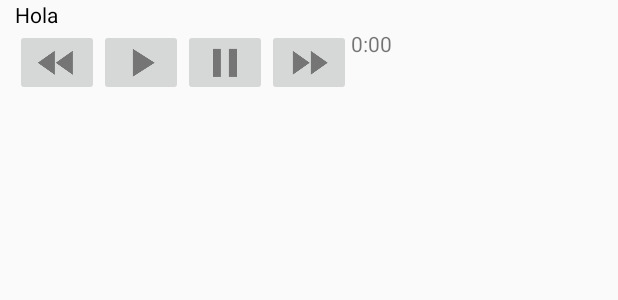
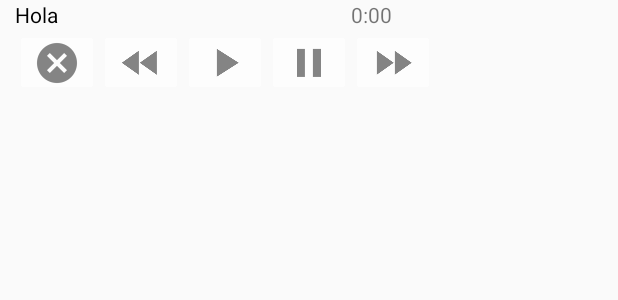
Before and after one commit to minivelx/ReproductorFull2, an Android app: the layout notificacion_audio.xml on its own in the app's theme, with its tools: preview values and no code run, on a phone screen of 412 x 824 dp. Shown: the top 300 px of the screen. Run offline under Robolectric (Android 15) with nearby library versions, the phone set to English and light mode, and no system bars.

Commit message:
Creando interfaz 5

```diff
--- a/app/src/main/res/layout/notificacion_audio.xml
+++ b/app/src/main/res/layout/notificacion_audio.xml
@@ -7,13 +7,13 @@
 
     <ImageView android:id="@+id/image"
         android:layout_width="wrap_content"
-        android:layout_height="fill_parent"
+        android:layout_height="wrap_content"
         android:layout_alignParentLeft="true"
         android:layout_marginRight="10dp"
         />
 
     <TextView android:id="@+id/title"
-        android:layout_width="fill_parent"
+        android:layout_width="wrap_content"
         android:layout_height="wrap_content"
         android:layout_toRightOf="@id/image"
         android:textColor="#000000"
@@ -21,11 +21,21 @@
         />
 
     <ImageButton
+        android:id="@+id/boton_cancel"
+        android:layout_width="wrap_content"
+        android:layout_height="wrap_content"
+        android:src="@drawable/icono_cancel"
+        android:layout_toRightOf="@id/image"
+        android:backgroundTint="@color/colorAccent2"
+        android:layout_below="@id/title"/>
+
+    <ImageButton
         android:id="@+id/boton_back"
         android:layout_width="wrap_content"
         android:layout_height="wrap_content"
         android:src="@drawable/icono_back"
-        android:layout_toRightOf="@id/image"
+        android:layout_toRightOf="@id/boton_cancel"
+        android:backgroundTint="@color/colorAccent2"
         android:layout_below="@id/title"/>
 
     <ImageButton
@@ -34,6 +44,7 @@
         android:layout_height="wrap_content"
         android:src="@drawable/icono_play"
         android:layout_toRightOf="@id/boton_back"
+        android:backgroundTint="@color/colorAccent2"
         android:layout_below="@id/title"/>
 
     <ImageButton
@@ -42,6 +53,7 @@
         android:layout_height="wrap_content"
         android:src="@drawable/icono_pause"
         android:layout_below="@id/title"
+        android:backgroundTint="@color/colorAccent2"
         android:layout_toEndOf="@+id/boton_play" />
 
     <ImageButton
@@ -50,6 +62,7 @@
         android:layout_height="wrap_content"
         android:src="@drawable/icono_next"
         android:layout_below="@id/title"
+        android:backgroundTint="@color/colorAccent2"
         android:layout_toEndOf="@+id/boton_pause" />
 
     <TextView
@@ -57,7 +70,7 @@
         android:layout_width="wrap_content"
         android:layout_height="fill_parent"
         android:text="0:00"
-        android:layout_below="@id/title"
-        android:layout_toEndOf="@+id/boton_next" />
+        android:layout_alignParentTop="true"
+        android:layout_toEndOf="@+id/boton_pause" />
 
 </RelativeLayout>
```
Also changed, not shown: app/src/main/java/com/movil/p/reproductorfull/ServicioMusica.java (+10 -2 lines), app/src/main/res/drawable-hdpi/icono_cancel.png (added), app/src/main/res/drawable-mdpi/icono_cancel.png (added), app/src/main/res/drawable-xhdpi/icono_cancel.png (added), app/src/main/res/drawable-xxhdpi/icono_cancel.png (added).
